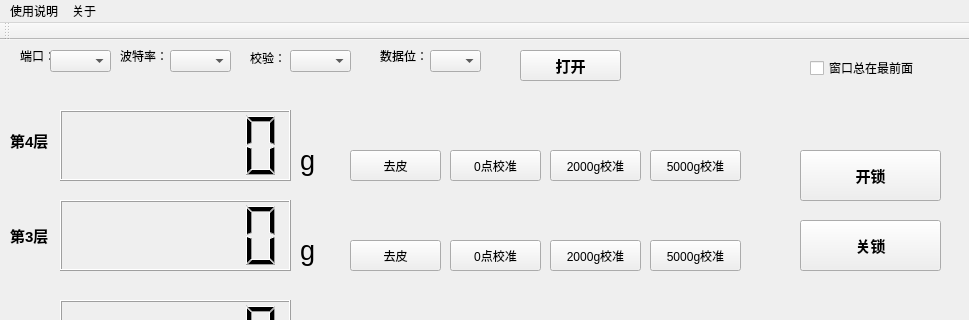
This is iw_visual_terminal/mainwindow.ui in BobDeng1974/qt_iw_visual_terminal as Qt 5 draws it before an edit; both pictures show x 0 to 969 and y 0 to 320 of the 969 by 507 pixel window. The edited form follows.
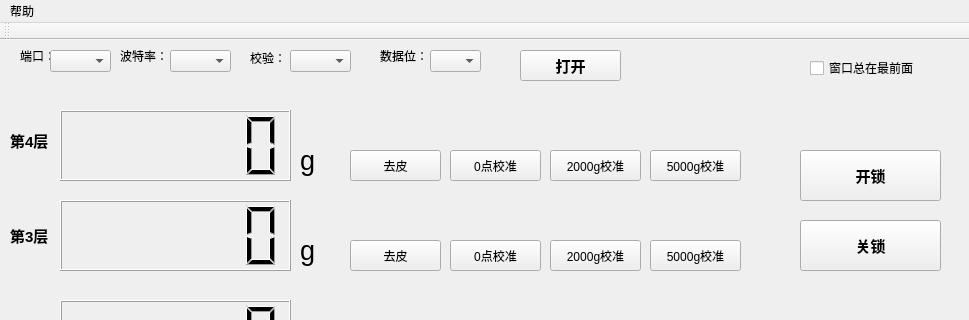
This is the edited form.

Commit message: 1.优化逻辑2.增加关于对话框

What changed in the file:
```diff
--- a/iw_visual_terminal/mainwindow.ui
+++ b/iw_visual_terminal/mainwindow.ui
@@ -776,17 +776,11 @@
      <height>23</height>
     </rect>
    </property>
-   <widget class="QMenu" name="menu">
-    <property name="title">
-     <string>使用说明</string>
-    </property>
-   </widget>
    <widget class="QMenu" name="menu_2">
     <property name="title">
-     <string>关于</string>
+     <string>帮助</string>
     </property>
    </widget>
-   <addaction name="menu"/>
    <addaction name="menu_2"/>
   </widget>
  </widget>
```
Left out of the diff: 14 changed lines with no effect on the pictures. The commit also changes 8 other files.
